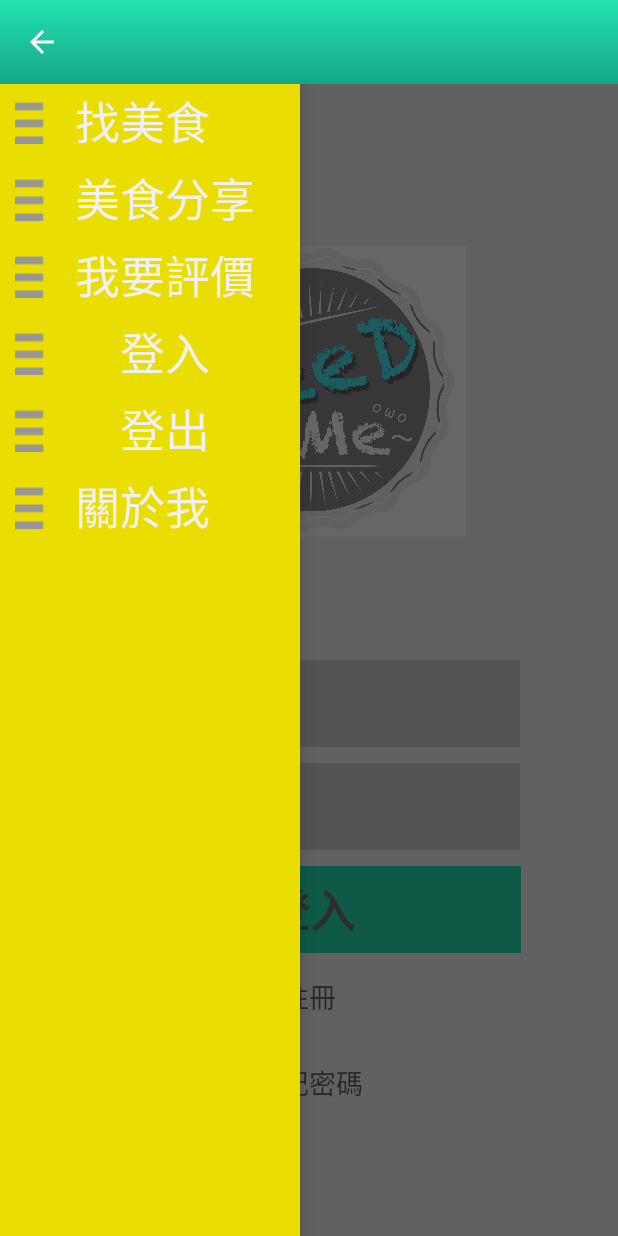
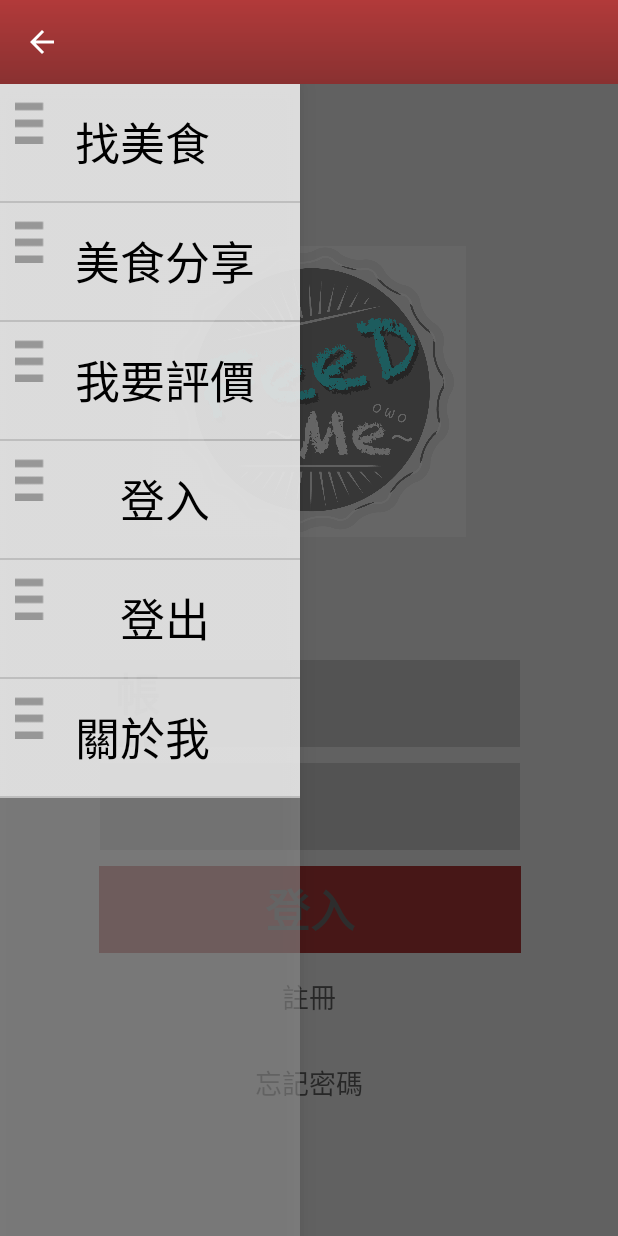
Before and after one commit to jingfei/FoodShare, an Android app: the fragment Login placed in its activity, with the side drawer open, on a phone screen of 412 x 824 dp. Run offline under Robolectric (Android 15) with nearby library versions, the phone set to English and light mode, and no system bars; 2 statements that could not run were skipped.

Commit message:
change color

```diff
--- a/FoodShareAPP/app/src/main/res/drawable/action_bar_bg.xml
+++ b/FoodShareAPP/app/src/main/res/drawable/action_bar_bg.xml
@@ -2,6 +2,6 @@
 <shape xmlns:android="http://schemas.android.com/apk/res/android">
     <gradient
         android:angle="90"
-        android:endColor="@color/app_bright_green"
-        android:startColor="@color/app_dark_green" />
+        android:endColor="@color/app_gray_red"
+        android:startColor="@color/app_black_red" />
 </shape>
--- a/FoodShareAPP/app/src/main/res/drawable/list_item_bg_normal.xml
+++ b/FoodShareAPP/app/src/main/res/drawable/list_item_bg_normal.xml
@@ -2,6 +2,6 @@
     android:shape="rectangle">
     <gradient
         android:angle="90"
-        android:startColor="@color/list_yellow"
-        android:endColor="@color/list_yellow" />
+        android:startColor="@color/app_menu_white"
+        android:endColor="@color/app_menu_white" />
 </shape>
--- a/FoodShareAPP/app/src/main/res/drawable/list_item_bg_pressed.xml
+++ b/FoodShareAPP/app/src/main/res/drawable/list_item_bg_pressed.xml
@@ -2,7 +2,7 @@
     android:shape="rectangle">
     <gradient
         android:angle="90"
-        android:startColor="@color/app_bright_green"
-        android:endColor="@color/app_bright_green" />
+        android:startColor="@color/app_gray_red"
+        android:endColor="@color/app_gray_red" />
 
 </shape>
--- a/FoodShareAPP/app/src/main/res/layout/activity_main.xml
+++ b/FoodShareAPP/app/src/main/res/layout/activity_main.xml
@@ -32,7 +32,7 @@
 
         android:dividerHeight="1dp"
         android:listSelector="@drawable/list_selector"
-        android:divider="@color/list_yellow"
-        android:background="@color/app_yellow"/>
+        android:divider="@color/app_menu_white"
+        android:background="@color/app_menu_gray"/>
 
 </android.support.v4.widget.DrawerLayout>
--- a/FoodShareAPP/app/src/main/res/layout/drawer_list_item.xml
+++ b/FoodShareAPP/app/src/main/res/layout/drawer_list_item.xml
@@ -8,8 +8,8 @@
     <LinearLayout
         android:orientation="horizontal"
         android:layout_width="match_parent"
-        android:layout_height="match_parent"
-        android:background="@color/app_yellow">
+        android:layout_height="35pt"
+        android:background="@color/app_menu_white">
 
         <ImageView
             android:id="@+id/icon"
@@ -25,7 +25,8 @@
             android:textAppearance="?android:attr/textAppearanceListItemSmall"
             android:gravity="center|center_vertical|center_horizontal"
             android:textSize="30dp"
-            android:text="try" />
+            android:text="try"
+            android:textColor="@color/app_font_black" />
     </LinearLayout>
 
     <!--android:contentDescription="@string/desc_list_item_icon" -->
--- a/FoodShareAPP/app/src/main/res/layout/fragment_login.xml
+++ b/FoodShareAPP/app/src/main/res/layout/fragment_login.xml
@@ -173,7 +173,7 @@
                 android:textStyle="bold"
                 android:textColor="@color/app_dark_gray"
                 android:gravity="center_vertical|center_horizontal"
-                android:background="@color/app_bright_green"
+                android:background="@color/app_gray_red"
                 android:textSize="30dp" />
 
             <TextView
--- a/FoodShareAPP/app/src/main/res/values/colors.xml
+++ b/FoodShareAPP/app/src/main/res/values/colors.xml
@@ -1,11 +1,20 @@
 <?xml version="1.0" encoding="utf-8"?>
 <resources>
-    <color name="app_yellow">#eadd00</color>
+    <!-- <color name="app_yellow">#eadd00</color>
     <color name="list_yellow">#CCeadd00</color>
     <color name="app_bright_green">#24e2b0</color>
     <color name="app_dark_green">#14a586</color>
     <color name="app_dark_gray">#727272</color>
     <color name="app_bright_gray">#d1d1d1</color>
     <color name="app_background">#f3f3f3</color>
-    <color name="app_dd_gray">#2d2d2d</color>
+    <color name="app_dd_gray">#2d2d2d</color> -->
+    <color name="app_font_black">#000000</color>
+    <color name="app_dark_gray">#727272</color>
+    <color name="app_bright_gray">#d1d1d1</color>
+    <color name="app_background">#f3f3f3</color>
+    <color name="app_menu_white">#91f2f2f2</color>
+    <color name="app_menu_gray">#91929292</color>
+    <color name="app_icon_green">#48E6ED</color>
+    <color name="app_gray_red">#B23A3A</color>
+    <color name="app_black_red">#893131</color>
 </resources>
--- a/FoodShareAPP/app/src/main/res/values/styles.xml
+++ b/FoodShareAPP/app/src/main/res/values/styles.xml
@@ -10,12 +10,12 @@
     <!-- ActionBar styles -->
     <style name="MyActionBar" parent="@style/AppTheme">
         <item name="android:background">@drawable/action_bar_bg</item>
-        <item name="android:backgroundStacked">@color/app_bright_green</item>
-        <item name="android:backgroundSplit">@color/app_bright_green</item>
+        <item name="android:backgroundStacked">@color/app_gray_red</item>
+        <item name="android:backgroundSplit">@color/app_gray_red</item>
 
         <item name="background">@drawable/action_bar_bg</item>
-        <item name="backgroundStacked">@color/app_bright_green</item>
-        <item name="backgroundSplit">@color/app_bright_green</item>
+        <item name="backgroundStacked">@color/app_gray_red</item>
+        <item name="backgroundSplit">@color/app_gray_red</item>
     </style>
 
 </resources>
```
